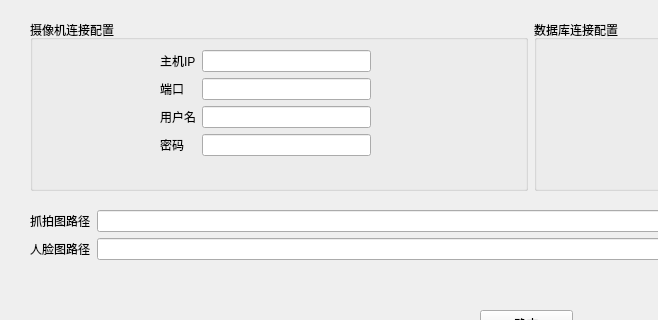
The window that settingsview.ui (NevilleNoah/HikvisionCamera2) describes before a commit, drawn with Qt 5; both pictures show x 0 to 658 and y 0 to 320 of the 1060 by 680 pixel window.
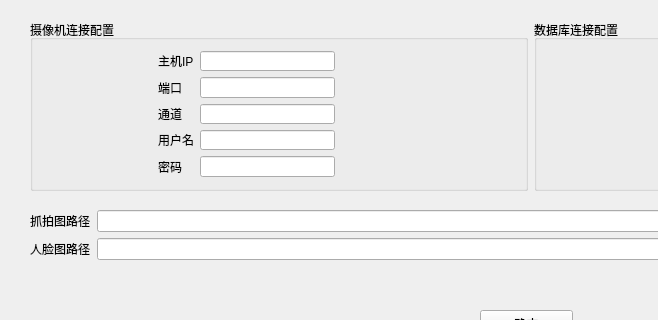
The same window after the commit.

Patch:
```diff
--- a/settingsview.ui
+++ b/settingsview.ui
@@ -34,13 +34,13 @@
       <property name="title">
        <string>摄像机连接配置</string>
       </property>
-      <widget class="QWidget" name="layoutWidget">
+      <widget class="QWidget" name="">
        <property name="geometry">
         <rect>
-         <x>130</x>
-         <y>30</y>
-         <width>211</width>
-         <height>107</height>
+         <x>128</x>
+         <y>31</y>
+         <width>177</width>
+         <height>126</height>
         </rect>
        </property>
        <layout class="QFormLayout" name="formLayout">
@@ -65,23 +65,37 @@
          <widget class="QLineEdit" name="edCMPort"/>
         </item>
         <item row="2" column="0">
+         <widget class="QLabel" name="textCMChannel">
+          <property name="text">
+           <string>通道</string>
+          </property>
+         </widget>
+        </item>
+        <item row="2" column="1">
+         <widget class="QLineEdit" name="edCMChannel">
+          <property name="text">
+           <string/>
+          </property>
+         </widget>
+        </item>
+        <item row="3" column="0">
          <widget class="QLabel" name="textCMUsername">
           <property name="text">
            <string>用户名</string>
           </property>
          </widget>
         </item>
-        <item row="2" column="1">
+        <item row="3" column="1">
          <widget class="QLineEdit" name="edCMUsername"/>
         </item>
-        <item row="3" column="0">
+        <item row="4" column="0">
          <widget class="QLabel" name="textCMPassword">
           <property name="text">
            <string>密码</string>
           </property>
          </widget>
         </item>
-        <item row="3" column="1">
+        <item row="4" column="1">
          <widget class="QLineEdit" name="edCMPassword">
           <property name="echoMode">
            <enum>QLineEdit::Password</enum>
```
